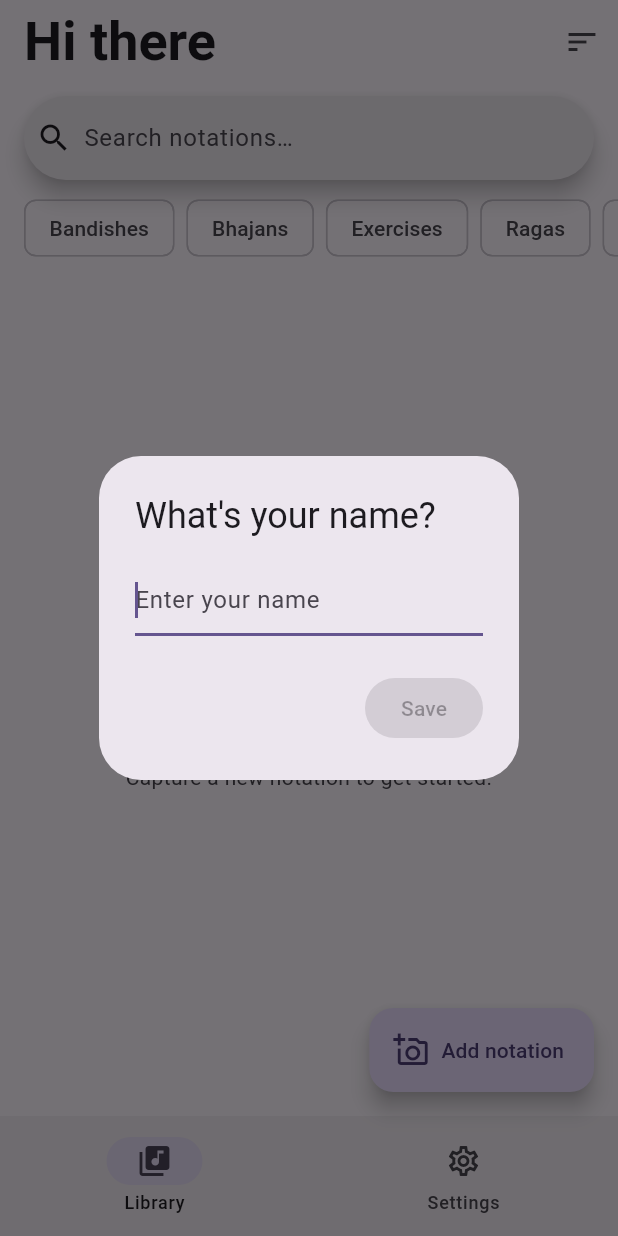
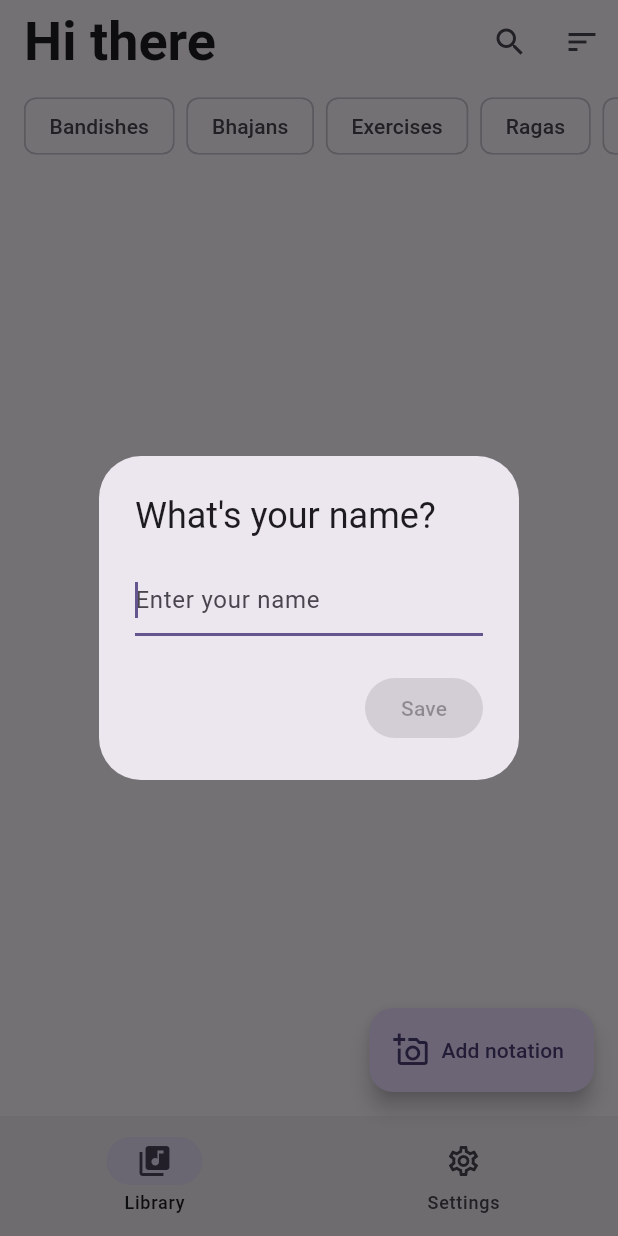
Before and after one commit to Roudranil/swaralipi-app, a Flutter app: the screen it shows after launch, on a phone screen of 412 x 824 dp. Run offline on Flutter 3.47's test engine with Material 3 defaults, Android fonts, the phone set to English and light mode, and no system bars; drawn by our look-alikes of dynamic_color; our stand-ins replace drift, drift_flutter, go_router, image_picker, package_info_plus, permission_handler; accounts and stored records are empty; generated files the repository leaves out were written again.

Commit message:
feat(library): move search into AppBar as SearchAnchor icon
Removes _LibrarySearchBar widget, SearchController field, and the
SliverToBoxAdapter that hosted the standalone search bar.
Adds a SearchAnchor to SliverAppBar.actions (left of sort icon) whose
builder renders a Semantics-wrapped IconButton (key: library_search_icon_button).
viewOnChanged wires to vm.setSearchQuery for live filtering.

Refs: tasks.md

```diff
--- a/lib/features/library/screens/library_screen.dart
+++ b/lib/features/library/screens/library_screen.dart
@@ -69,9 +69,6 @@ const EdgeInsets _kListPadding = EdgeInsets.symmetric(vertical: 4);
 
 /// Padding around the delete icon in the swipe background.
 const EdgeInsets _kSwipeIconPadding = EdgeInsets.symmetric(horizontal: 24);
-
-/// Horizontal and vertical padding around the search bar.
-const EdgeInsets _kSearchBarPadding = EdgeInsets.fromLTRB(16, 8, 16, 4);
 
 // ---------------------------------------------------------------------------
 // Screen
@@ -147,7 +144,6 @@ class LibraryScreen extends StatefulWidget {
 }
 
 class _LibraryScreenState extends State<LibraryScreen> {
-  final SearchController _searchController = SearchController();
   String _greeting = 'Hi there';
 
   @override
@@ -202,7 +198,6 @@ class _LibraryScreenState extends State<LibraryScreen> {
 
   @override
   void dispose() {
-    _searchController.dispose();
     super.dispose();
   }
 
@@ -243,6 +238,23 @@ class _LibraryScreenState extends State<LibraryScreen> {
               ),
             ),
             actions: [
+              // Search icon — opens M3 full-screen search overlay
+              SearchAnchor(
+                viewOnChanged: vm.setSearchQuery,
+                viewOnSubmitted: (_) {},
+                viewLeading: const BackButton(),
+                viewTrailing: const [],
+                suggestionsBuilder: (_, __) => const [],
+                builder: (context, controller) => Semantics(
+                  label: 'Search notations',
+                  child: IconButton(
+                    key: const Key('library_search_icon_button'),
+                    icon: const Icon(Icons.search_outlined),
+                    tooltip: 'Search',
+                    onPressed: () => controller.openView(),
+                  ),
+                ),
+              ),
               Semantics(
                 label: 'Sort notations',
                 child: IconButton(
@@ -252,16 +264,6 @@ class _LibraryScreenState extends State<LibraryScreen> {
                 ),
               ),
             ],
-          ),
-          // ---------------------------------------------------------------
-          // Search bar
-          // ---------------------------------------------------------------
-          SliverToBoxAdapter(
-            child: _LibrarySearchBar(
-              controller: _searchController,
-              onChanged: vm.setSearchQuery,
-              onClear: vm.clearSearch,
-            ),
           ),
           // ---------------------------------------------------------------
           // Tag filter row (conditional)
@@ -447,56 +449,6 @@ class _ErrorView extends StatelessWidget {
 ///
 /// Text changes are forwarded to [onChanged] so the ViewModel can debounce
 /// and execute the search. The clear (X) button appears when the [controller]
-/// has non-empty text and resets the query via [onClear].
-///
-/// Uses [ListenableBuilder] to rebuild the trailing icon whenever [controller]
-/// changes, ensuring the button appears and disappears reactively.
-class _LibrarySearchBar extends StatelessWidget {
-  const _LibrarySearchBar({
-    required this.controller,
-    required this.onChanged,
-    required this.onClear,
-  });
-
-  /// Controls the text shown in the search bar.
-  final SearchController controller;
-
-  /// Called on each text change with the new query string.
-  final ValueChanged<String> onChanged;
-
-  /// Called when the user taps the clear button.
-  final VoidCallback onClear;
-
-  @override
-  Widget build(BuildContext context) {
-    return Padding(
-      padding: _kSearchBarPadding,
-      child: ListenableBuilder(
-        listenable: controller,
-        builder: (context, _) => SearchBar(
-          controller: controller,
-          hintText: 'Search notations…',
-          leading: const Icon(Icons.search_outlined),
-          trailing: [
-            if (controller.text.isNotEmpty)
-              Semantics(
-                label: 'Clear search',
-                child: IconButton(
-                  icon: const Icon(Icons.close),
-                  onPressed: () {
-                    controller.clear();
-                    onClear();
-                  },
-                ),
-              ),
-          ],
-          onChanged: onChanged,
-        ),
-      ),
-    );
-  }
-}
-
 // ---------------------------------------------------------------------------
 // Notation row
 // ---------------------------------------------------------------------------
```
